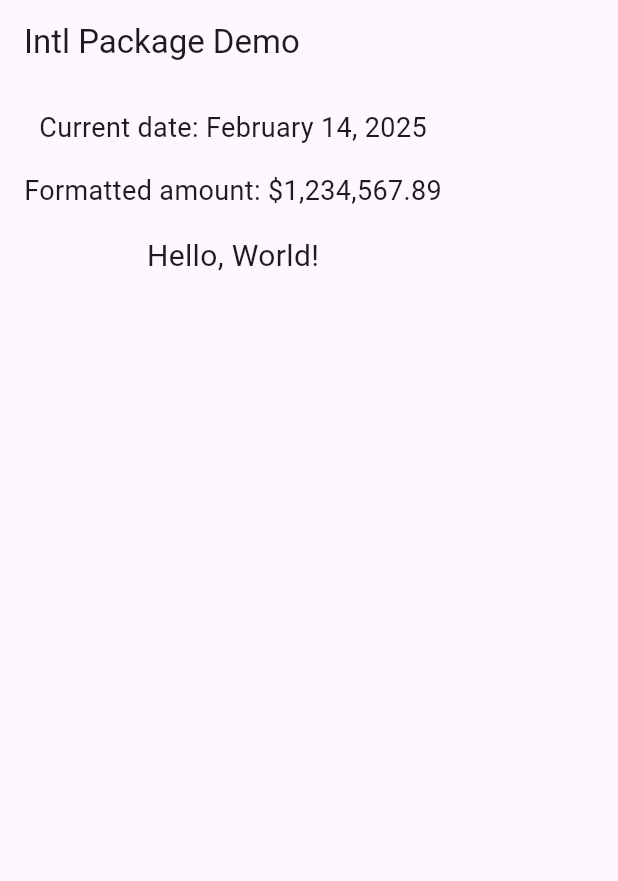
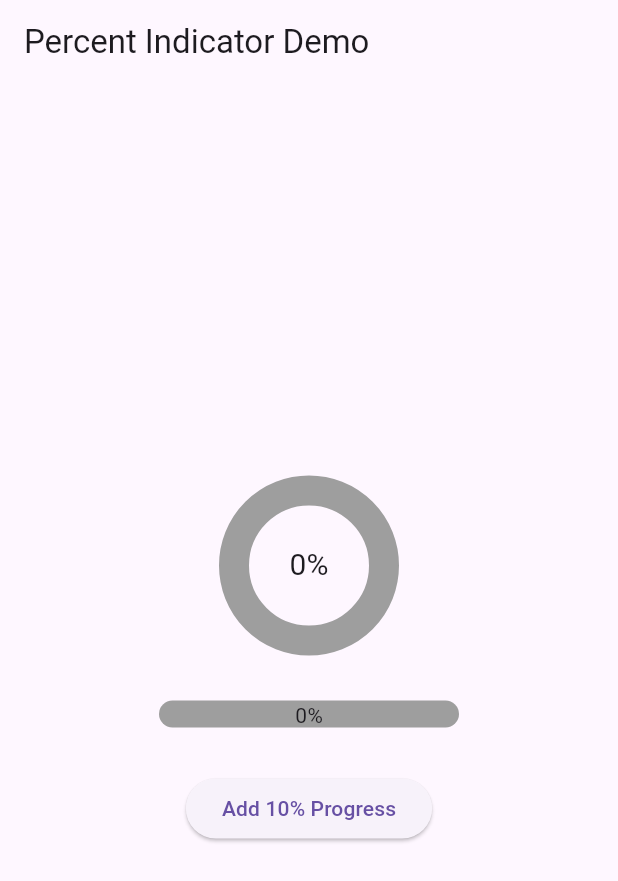
Before and after one commit to lightrao/lt25_fapp_one, a Flutter app: the screen it shows after launch, on a phone screen of 412 x 824 dp. Shown: the top 881 px of the screen. Run offline on Flutter 3.47's test engine with Material 3 defaults, Android fonts, the phone set to English and light mode, and no system bars; drawn by our look-alikes of percent_indicator.

Commit message:
percent_indicator

```diff
--- a/lib/main.dart
+++ b/lib/main.dart
@@ -1,11 +1,7 @@
 import 'package:flutter/material.dart';
-import 'package:intl/intl.dart';
+import 'package:percent_indicator/percent_indicator.dart';
 
-void main() {
-  // Set a default locale (optional – you can also let the system locale decide)
-  Intl.defaultLocale = 'en_US';
-  runApp(const MyApp());
-}
+void main() => runApp(const MyApp());
 
 class MyApp extends StatelessWidget {
   const MyApp({super.key});
@@ -13,52 +9,76 @@ class MyApp extends StatelessWidget {
   @override
   Widget build(BuildContext context) {
     return MaterialApp(
-      title: 'Intl Demo',
-      home: const HomePage(),
+      title: 'Progress Demo',
+      theme: ThemeData(primarySwatch: Colors.blue),
+      home: const ProgressScreen(),
     );
   }
 }
 
-class HomePage extends StatelessWidget {
-  const HomePage({super.key});
+class ProgressScreen extends StatefulWidget {
+  const ProgressScreen({super.key});
+
+  @override
+  State<ProgressScreen> createState() => _ProgressScreenState();
+}
+
+class _ProgressScreenState extends State<ProgressScreen> {
+  double _progress = 0.0;
+
+  void _increaseProgress() {
+    setState(() {
+      _progress += 0.1;
+      if (_progress > 1.0) _progress = 0.0;
+    });
+  }
 
   @override
   Widget build(BuildContext context) {
-    // Example 1: Format the current date.
-    DateTime now = DateTime.now();
-    String formattedDate = DateFormat.yMMMMd().format(now);
-    // Think of it as our chef preparing today’s date in the local style.
+    return Scaffold(
+      appBar: AppBar(title: const Text('Percent Indicator Demo')),
+      body: Center(
+        child: Column(
+          mainAxisAlignment: MainAxisAlignment.center,
+          crossAxisAlignment: CrossAxisAlignment.center,
+          children: [
+            // Circular Progress Indicator
+            CircularPercentIndicator(
+              radius: 60.0,
+              lineWidth: 20.0,
+              percent: _progress,
+              backgroundColor: Colors.grey,
+              progressColor: Colors.blue,
+              circularStrokeCap: CircularStrokeCap.round,
+              center: Text(
+                '${(_progress * 100).toStringAsFixed(0)}%',
+                style: const TextStyle(fontSize: 20.0),
+              ),
+            ),
 
-    // Example 2: Format a number as currency.
-    double amount = 1234567.89;
-    String formattedCurrency =
-        NumberFormat.currency(symbol: '\$', decimalDigits: 2).format(amount);
-    // Here, our chef dresses up the number in a “currency costume.”
+            const SizedBox(height: 30),
 
-    // Example 3: Use a localizable message.
-    // In a real app, you’d extract messages using intl tools.
-    String greeting = Intl.message(
-      'Hello, World!',
-      name: 'greeting',
-      desc: 'Simple greeting message',
-    );
-    // Our chef even serves up a friendly greeting!
+            // Linear Progress Indicator
+            SizedBox(
+              width: 200.0,
+              child: LinearPercentIndicator(
+                lineHeight: 18.0,
+                percent: _progress,
+                backgroundColor: Colors.grey,
+                progressColor: Colors.green,
+                barRadius: const Radius.circular(10),
+                padding: EdgeInsets.zero,
+                center: Text('${(_progress * 100).toStringAsFixed(0)}%'),
+              ),
+            ),
 
-    return Scaffold(
-      appBar: AppBar(
-        title: const Text('Intl Package Demo'),
-      ),
-      body: Padding(
-        padding: const EdgeInsets.all(16.0),
-        child: Column(
-          children: [
-            Text('Current date: $formattedDate',
-                style: const TextStyle(fontSize: 18)),
-            const SizedBox(height: 16),
-            Text('Formatted amount: $formattedCurrency',
-                style: const TextStyle(fontSize: 18)),
-            const SizedBox(height: 16),
-            Text(greeting, style: const TextStyle(fontSize: 20)),
+            const SizedBox(height: 30),
+
+            // Update Button
+            ElevatedButton(
+              onPressed: _increaseProgress,
+              child: const Text('Add 10% Progress'),
+            ),
           ],
         ),
       ),
--- a/pubspec.yaml
+++ b/pubspec.yaml
@@ -50,6 +50,7 @@ dependencies:
   table_calendar: ^3.1.3
   fl_chart: ^0.70.2
   intl: ^0.19.0
+  percent_indicator: ^4.2.4
 
 dev_dependencies:
   flutter_test:
```
Also changed, not shown: pubspec.lock.
